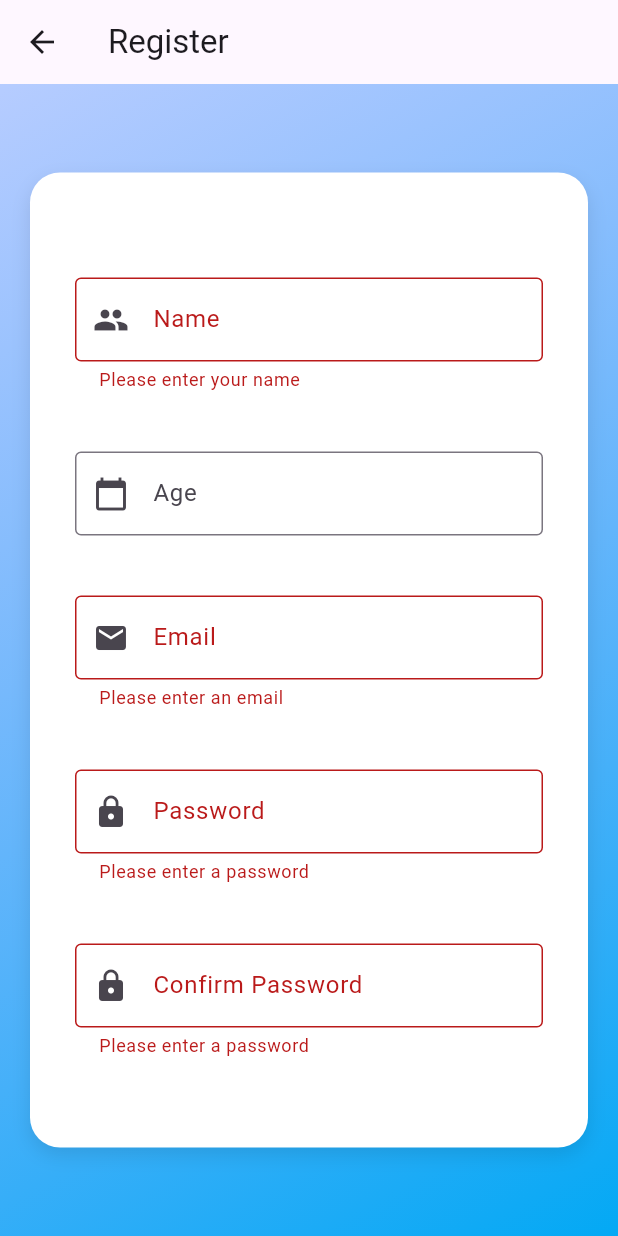
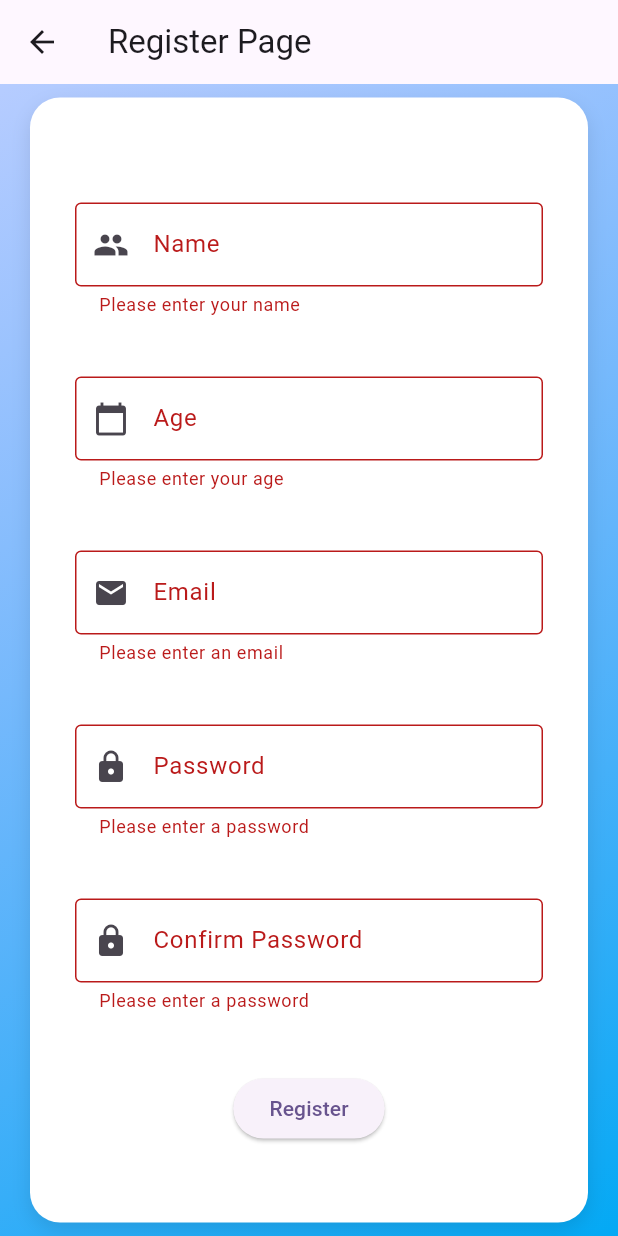
Before and after one commit to Tapakorn086/mobile_learn, a Flutter app: the RegisterScreen screen opened directly, after a tap on "Register", on a phone screen of 412 x 824 dp. Run offline on Flutter 3.47's test engine with Material 3 defaults, Android fonts, the phone set to English and light mode, and no system bars.

Commit message:
Update RegisterScreen: added age validation, changed appBar title, and adjusted container height

```diff
--- a/lib/reigster_page/screen/register_screen.dart
+++ b/lib/reigster_page/screen/register_screen.dart
@@ -35,6 +35,13 @@ class _RegisterScreen extends State<RegisterScreen> {
   String? _validateName(String? value) {
     if (value == null || value.isEmpty) {
       return 'Please enter your name';
+    }
+    return null;
+  }
+
+  String? _validateAge(String? value) {
+    if (value == null || value.isEmpty) {
+      return 'Please enter your age';
     }
     return null;
   }
@@ -93,7 +100,7 @@ class _RegisterScreen extends State<RegisterScreen> {
   Widget build(BuildContext context) {
     return Scaffold(
       appBar: AppBar(
-          title: const Text('Register'),
+        title: const Text('Register Page'),
       ),
       body: Container(
         decoration: const BoxDecoration(
@@ -106,7 +113,7 @@ class _RegisterScreen extends State<RegisterScreen> {
         child: SafeArea(
           child: Center(
             child: Container(
-                height: 650,
+              height: 750,
               margin: const EdgeInsets.symmetric(horizontal: 20),
               key: const Key("formRegister"),
               padding: const EdgeInsets.all(20),
@@ -141,6 +148,7 @@ class _RegisterScreen extends State<RegisterScreen> {
                       const SizedBox(height: 40),
                       TextFormField(
                         controller: _ageController,
+                        validator: _validateAge, // เพิ่มการตรวจสอบอายุที่นี่
                         decoration: const InputDecoration(
                           labelText: 'Age',
                           prefixIcon: Icon(Icons.calendar_today),
@@ -149,8 +157,8 @@ class _RegisterScreen extends State<RegisterScreen> {
                         readOnly: true,
                         onTap: () async {
                           final DateTime today = DateTime.now();
-                            final DateTime eighteenYearsAgo = DateTime(
-                                today.year - 18, today.month, today.day);
+                          final DateTime eighteenYearsAgo =
+                              DateTime(today.year - 18, today.month, today.day);
 
                           final DateTime? picked = await showDatePicker(
                             context: context,
@@ -215,6 +223,7 @@ class _RegisterScreen extends State<RegisterScreen> {
             ),
           ),
         ),
-        ));
+      ),
+    );
   }
 }
```
Lines whose indentation alone changed are shown as unchanged.
